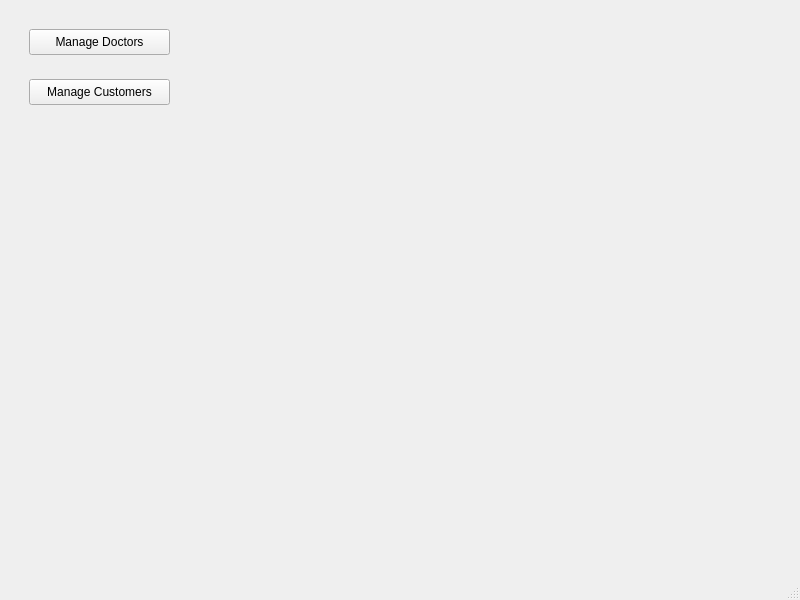
First picture: the form in UI/MainWindow/mainwindow.ui, repository davrdic/DavidPharmacyEleven, before the edit.
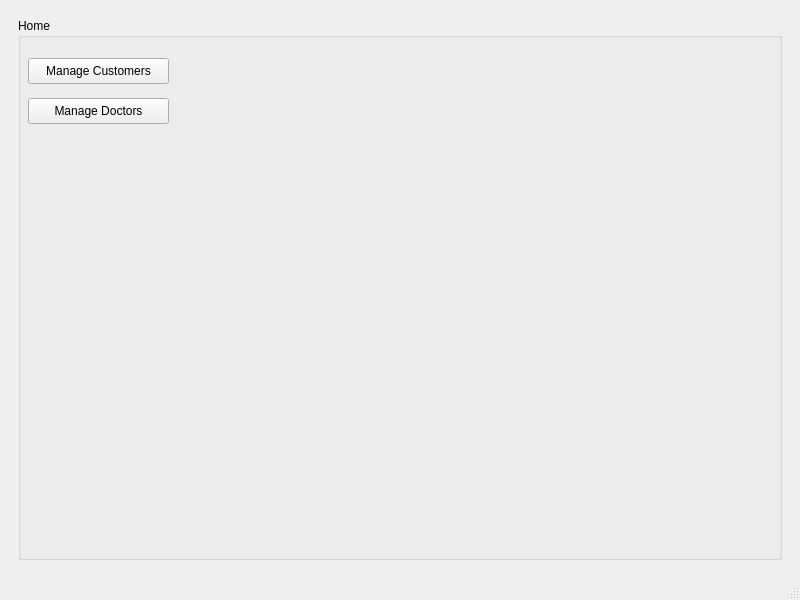
Second picture: the form after the edit. Custom widgets are drawn as their Qt base class.

```diff
--- a/UI/MainWindow/mainwindow.ui
+++ b/UI/MainWindow/mainwindow.ui
@@ -20,15 +20,27 @@
       <item row="0" column="0">
        <widget class="QStackedWidget" name="stackedWidget">
         <widget class="QWidget" name="page">
+         <layout class="QGridLayout" name="gridLayout_3">
+          <item row="1" column="0">
+           <widget class="QGroupBox" name="homeGroupBox">
+            <property name="title">
+             <string>Home</string>
+            </property>
          <widget class="QPushButton" name="manageDoctorsButton">
           <property name="geometry">
            <rect>
-            <x>20</x>
-            <y>20</y>
+               <x>10</x>
+               <y>80</y>
             <width>141</width>
             <height>26</height>
            </rect>
           </property>
+             <property name="sizePolicy">
+              <sizepolicy hsizetype="Fixed" vsizetype="Fixed">
+               <horstretch>0</horstretch>
+               <verstretch>0</verstretch>
+              </sizepolicy>
+             </property>
           <property name="text">
            <string>Manage Doctors</string>
           </property>
@@ -36,16 +48,25 @@
          <widget class="QPushButton" name="manageCustomersButton">
           <property name="geometry">
            <rect>
-            <x>20</x>
-            <y>70</y>
+               <x>10</x>
+               <y>40</y>
             <width>141</width>
             <height>26</height>
            </rect>
           </property>
+             <property name="sizePolicy">
+              <sizepolicy hsizetype="Fixed" vsizetype="Fixed">
+               <horstretch>0</horstretch>
+               <verstretch>0</verstretch>
+              </sizepolicy>
+             </property>
           <property name="text">
            <string>Manage Customers</string>
           </property>
          </widget>
+           </widget>
+          </item>
+         </layout>
         </widget>
         <widget class="ManageDoctorsWindow" name="page_2"/>
         <widget class="ManageCustomersWindow" name="page_3"/>
```
Left out of the diff: 3 changed lines with no effect on the pictures. Lines whose indentation alone changed are shown as unchanged.
